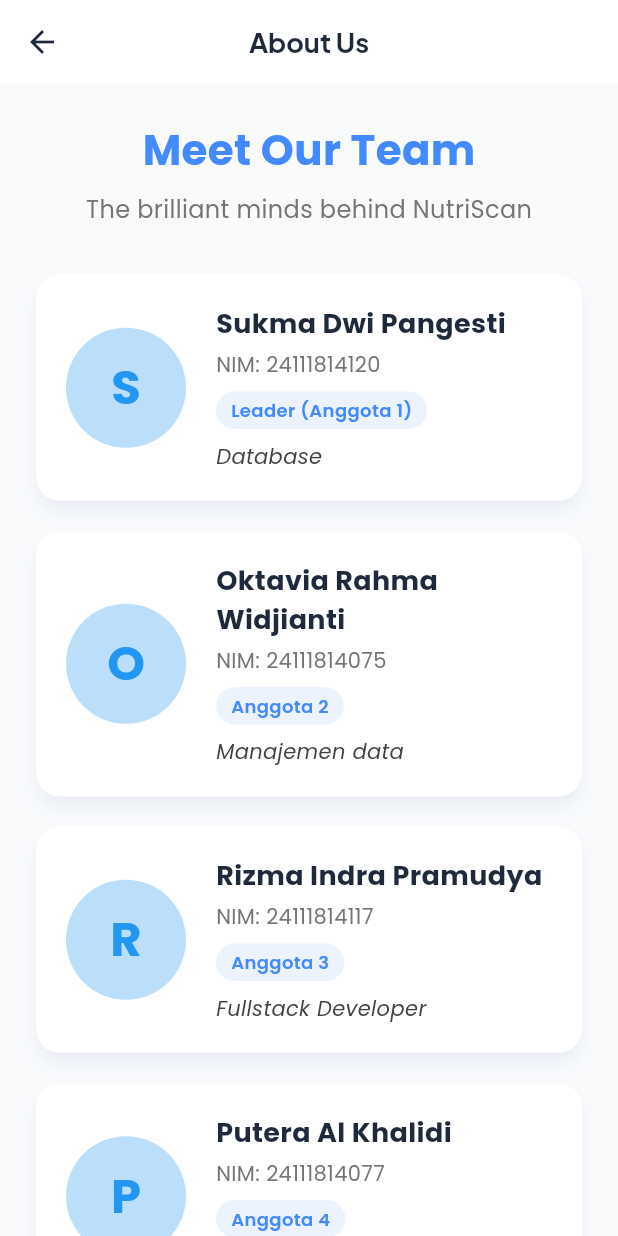
After one commit to Kelompok-a/Nutrisi_Scan, a Flutter app: the AboutUsPage screen opened directly, on a phone screen of 412 x 824 dp. The commit adds this screen. Run offline on Flutter 3.47's test engine with Material 3 defaults, Android fonts, the phone set to English and light mode, and no system bars; our stand-ins replace flutter_secure_storage, google_fonts, image_picker; missing offline and left inert: mobile_scanner; accounts and stored records are empty; network calls fail.

Commit message:
nambah page about us dan lain lain

```diff
--- /dev/null
+++ b/lib/screens/info/about_us_page.dart
@@ -0,0 +1,155 @@
+import 'package:flutter/material.dart';
+
+class AboutUsPage extends StatelessWidget {
+  const AboutUsPage({super.key});
+
+  @override
+  Widget build(BuildContext context) {
+    final teamMembers = [
+      {
+        'nama': 'Sukma Dwi Pangesti',
+        'nim': '24111814120',
+        'role': 'Leader',
+        'roleDetail': 'Anggota 1',
+        'job': 'Database',
+        'image': 'assets/images/profile_placeholder.png', // Placeholder
+      },
+      {
+        'nama': 'Oktavia Rahma Widjianti',
+        'nim': '24111814075',
+        'role': 'Anggota 2',
+        'job': 'Manajemen data',
+        'image': 'assets/images/profile_placeholder.png',
+      },
+      {
+        'nama': 'Rizma Indra Pramudya',
+        'nim': '24111814117',
+        'role': 'Anggota 3',
+        'job': 'Fullstack Developer',
+        'image': 'assets/images/profile_placeholder.png',
+      },
+      {
+        'nama': 'Putera Al Khalidi',
+        'nim': '24111814077',
+        'role': 'Anggota 4',
+        'job': 'Frontend Developer',
+        'image': 'assets/images/profile_placeholder.png',
+      },
+    ];
+
+    return Scaffold(
+      appBar: AppBar(
+        title: const Text('About Us', style: TextStyle(fontWeight: FontWeight.bold)),
+        centerTitle: true,
+        elevation: 0,
+      ),
+      body: SingleChildScrollView(
+        padding: const EdgeInsets.all(24.0),
+        child: Column(
+          children: [
+            const Text(
+              'Meet Our Team',
+              style: TextStyle(
+                fontSize: 28,
+                fontWeight: FontWeight.bold,
+                color: Colors.blueAccent,
+              ),
+            ),
+            const SizedBox(height: 8),
+            Text(
+              'The brilliant minds behind NutriScan',
+              style: TextStyle(
+                fontSize: 16,
+                color: Colors.grey[600],
+              ),
+            ),
+            const SizedBox(height: 32),
+            ListView.builder(
+              shrinkWrap: true,
+              physics: const NeverScrollableScrollPhysics(),
+              itemCount: teamMembers.length,
+              itemBuilder: (context, index) {
+                final member = teamMembers[index];
+                return _buildTeamCard(context, member);
+              },
+            ),
+          ],
+        ),
+      ),
+    );
+  }
+
+  Widget _buildTeamCard(BuildContext context, Map<String, String> member) {
+    return Card(
+      elevation: 4,
+      margin: const EdgeInsets.only(bottom: 20),
+      shape: RoundedRectangleBorder(borderRadius: BorderRadius.circular(16)),
+      child: Padding(
+        padding: const EdgeInsets.all(20.0),
+        child: Row(
+          children: [
+            CircleAvatar(
+              radius: 40,
+              backgroundColor: Colors.blue[100],
+              child: Text(
+                member['nama']![0],
+                style: const TextStyle(fontSize: 32, fontWeight: FontWeight.bold, color: Colors.blue),
+              ),
+              // backgroundImage: AssetImage(member['image']!), // Uncomment if assets exist
+            ),
+            const SizedBox(width: 20),
+            Expanded(
+              child: Column(
+                crossAxisAlignment: CrossAxisAlignment.start,
+                children: [
+                  Text(
+                    member['nama']!,
+                    style: const TextStyle(
+                      fontSize: 18,
+                      fontWeight: FontWeight.bold,
+                    ),
+                  ),
+                  const SizedBox(height: 4),
+                  Text(
+                    'NIM: ${member['nim']}',
+                    style: TextStyle(
+                      fontSize: 14,
+                      color: Colors.grey[600],
+                    ),
+                  ),
+                  const SizedBox(height: 8),
+                  Container(
+                    padding: const EdgeInsets.symmetric(horizontal: 10, vertical: 4),
+                    decoration: BoxDecoration(
+                      color: Colors.blueAccent.withOpacity(0.1),
+                      borderRadius: BorderRadius.circular(20),
+                    ),
+                    child: Text(
+                      member['roleDetail'] != null
+                          ? '${member['role']} (${member['roleDetail']})'
+                          : member['role']!,
+                      style: const TextStyle(
+                        color: Colors.blueAccent,
+                        fontWeight: FontWeight.w600,
+                        fontSize: 12,
+                      ),
+                    ),
+                  ),
+                  const SizedBox(height: 8),
+                  Text(
+                    member['job']!,
+                    style: TextStyle(
+                      fontSize: 14,
+                      fontStyle: FontStyle.italic,
+                      color: Colors.grey[800],
+                    ),
+                  ),
+                ],
+              ),
+            ),
+          ],
+        ),
+      ),
+    );
+  }
+}
--- a/pubspec.yaml
+++ b/pubspec.yaml
@@ -19,6 +19,7 @@
   mobile_scanner: ^5.2.3
   permission_handler: ^11.3.1
   image_picker: ^1.2.1
+  intl: ^0.20.2
 dev_dependencies:
   flutter_test:
     sdk: flutter
```
Also changed, not shown: lib/screens/admin/dashboard_page.dart (+107 -0 lines), lib/screens/info/privacy_policy_page.dart (added, +70 -0 lines), lib/screens/info/terms_of_service_page.dart (added, +70 -0 lines), lib/widgets/footer.dart (+18 -27 lines), pubspec.lock, 4 other files.
